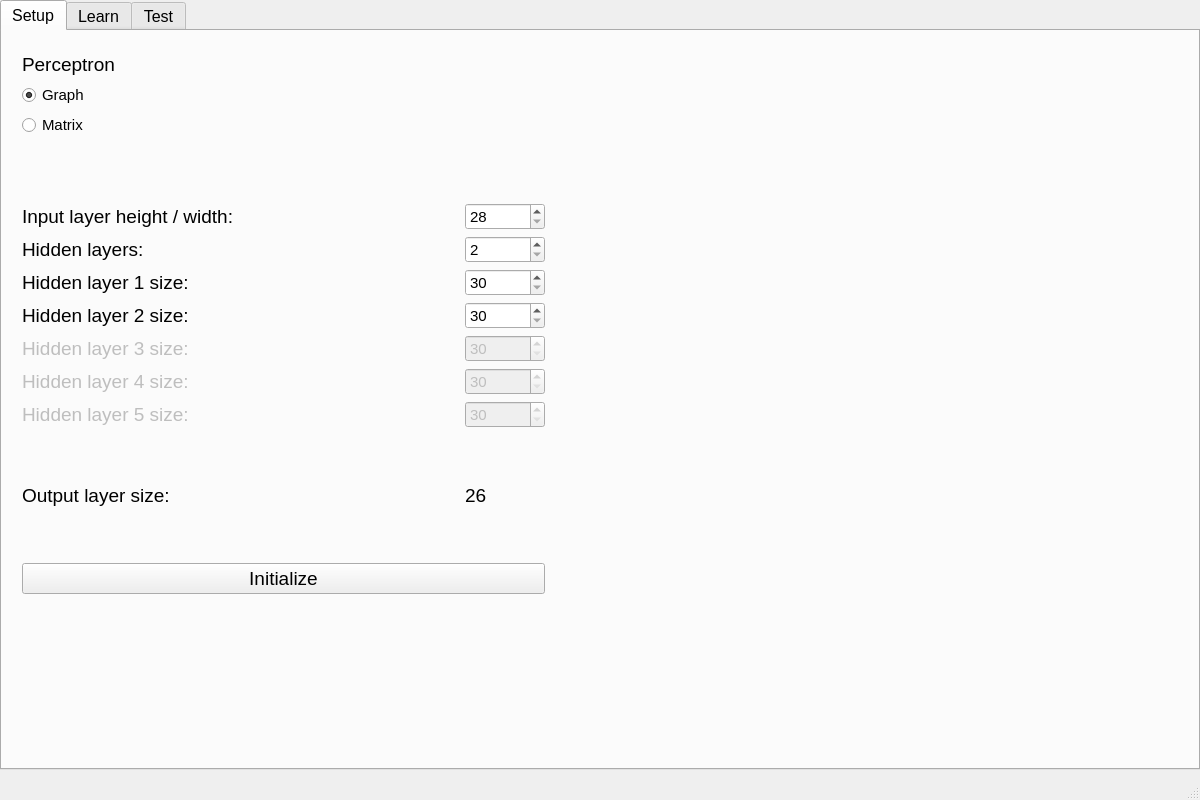
Before: the Qt Designer form src/mainwindow.ui in IgorMitiukliaev/CPP7_MLP, drawn with Qt 5.
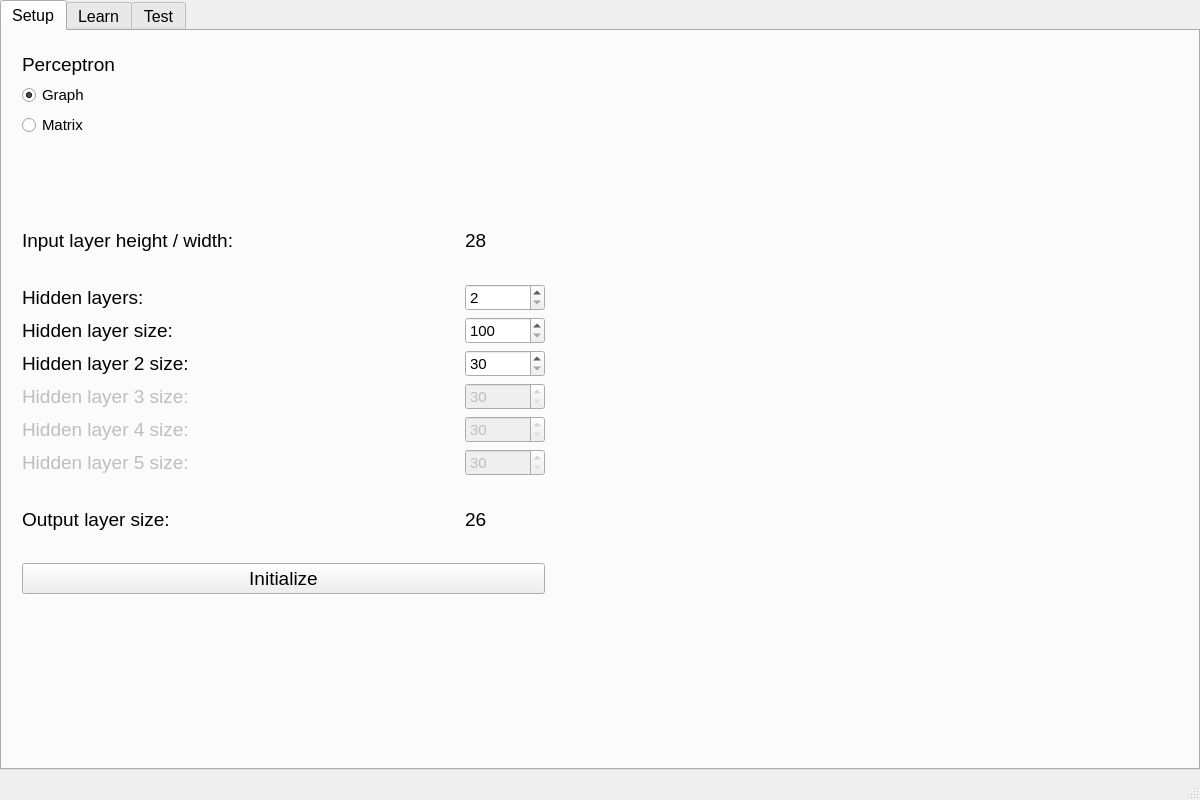
After: the same form once the commit is applied. The open tabs and pages were chosen to show the change.

Commit message: added neuralnetwork class

```diff
--- a/src/mainwindow.ui
+++ b/src/mainwindow.ui
@@ -138,9 +138,9 @@
           </widget>
          </item>
          <item>
-          <widget class="QSpinBox" name="sizeLayerIn">
+          <widget class="QLabel" name="num_neurons_input">
            <property name="sizePolicy">
-            <sizepolicy hsizetype="Fixed" vsizetype="Fixed">
+            <sizepolicy hsizetype="Fixed" vsizetype="Preferred">
              <horstretch>0</horstretch>
              <verstretch>0</verstretch>
             </sizepolicy>
@@ -153,11 +153,11 @@
            </property>
            <property name="font">
             <font>
-             <pointsize>11</pointsize>
+             <pointsize>14</pointsize>
             </font>
            </property>
-           <property name="minimum">
-            <number>28</number>
+           <property name="text">
+            <string>28</string>
            </property>
           </widget>
          </item>
@@ -252,7 +252,7 @@
             </font>
            </property>
            <property name="text">
-            <string>Hidden layer 1 size:</string>
+            <string>Hidden layer size:</string>
            </property>
           </widget>
          </item>
@@ -276,7 +276,7 @@
             </font>
            </property>
            <property name="minimum">
-            <number>30</number>
+            <number>100</number>
            </property>
            <property name="maximum">
             <number>1000</number>
```
Left out of the diff: 13 changed lines with no effect on the pictures. The commit also changes 8 other files.
